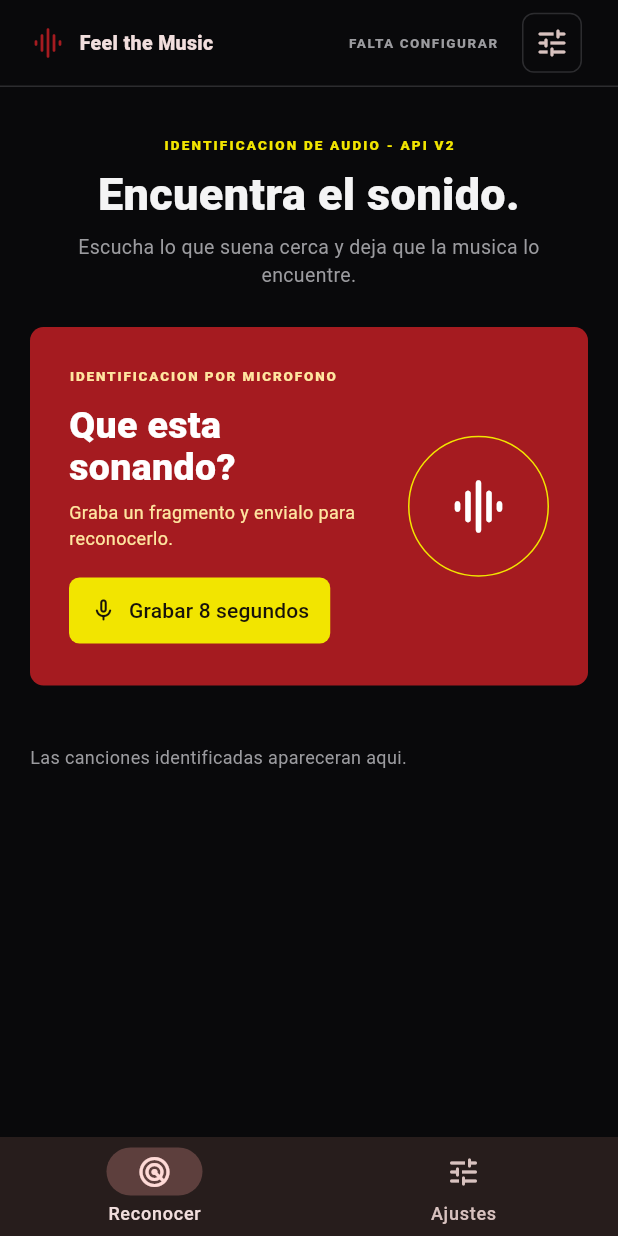
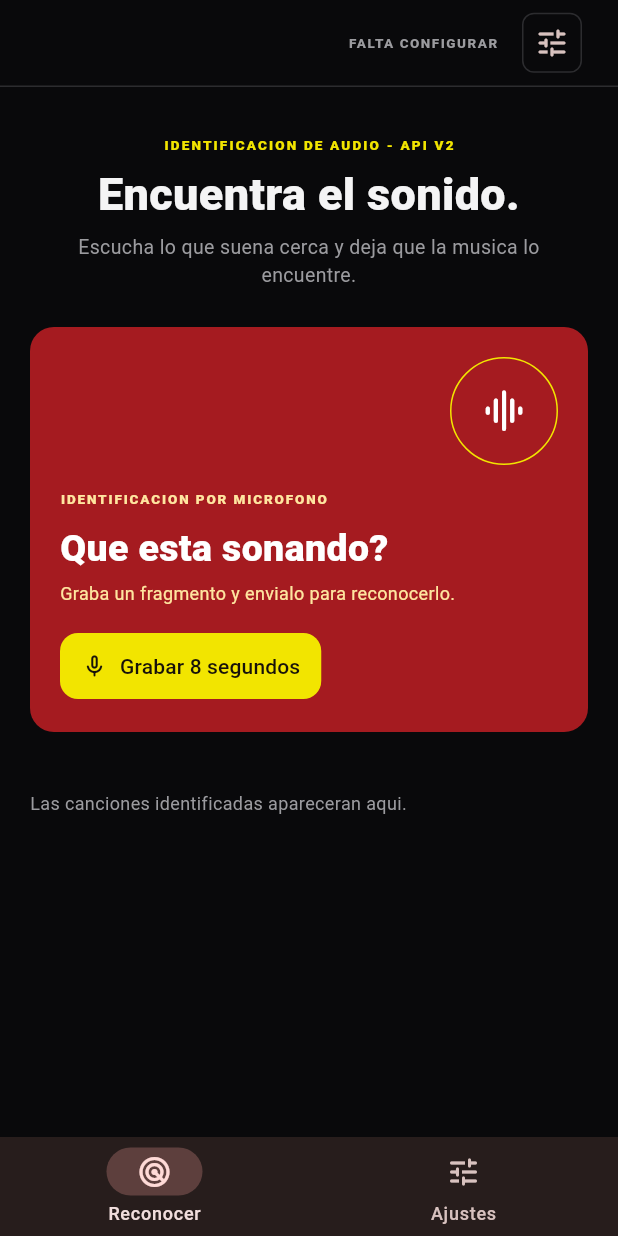
Before and after one commit to ErrorCape8/Shazam-flutter, a Flutter app: the screen it shows after launch, on a phone screen of 412 x 824 dp. Run offline on Flutter 3.47's test engine with Material 3 defaults, Android fonts, the phone set to English and light mode, and no system bars; our stand-ins replace shared_preferences; missing offline and left inert: record.

Commit message:
Widgest de material desing y ajuste de pantalla para moviles

```diff
--- a/lib/features/recognition/presentation/widgets/microphone_panel.dart
+++ b/lib/features/recognition/presentation/widgets/microphone_panel.dart
@@ -19,17 +19,71 @@ class MicrophonePanel extends StatelessWidget {
   @override
   Widget build(BuildContext context) {
     final time = '00:${seconds.toString().padLeft(2, '0')}';
-    return Container(
-      constraints: const BoxConstraints(minHeight: 220),
-      padding: const EdgeInsets.all(26),
-      decoration: BoxDecoration(
+    return LayoutBuilder(
+      builder: (context, constraints) {
+        final compact = constraints.maxWidth < 460;
+        return Card(
+          margin: EdgeInsets.zero,
+          elevation: 0,
           color: AppColors.red,
-        borderRadius: BorderRadius.circular(9),
+          shape: RoundedRectangleBorder(
+            borderRadius: BorderRadius.circular(16),
           ),
-      child: Row(
+          child: Padding(
+            padding: EdgeInsets.all(compact ? 20 : 26),
+            child: compact
+                ? Column(
+                    crossAxisAlignment: CrossAxisAlignment.start,
+                    children: [
+                      Align(
+                        alignment: Alignment.centerRight,
+                        child: _SoundIcon(size: 72),
+                      ),
+                      const SizedBox(height: 16),
+                      _PanelContent(
+                        recording: recording,
+                        busy: busy,
+                        time: time,
+                        onTap: onTap,
+                      ),
+                    ],
+                  )
+                : Row(
                     children: [
                       Expanded(
-            child: Column(
+                        child: _PanelContent(
+                          recording: recording,
+                          busy: busy,
+                          time: time,
+                          onTap: onTap,
+                        ),
+                      ),
+                      const SizedBox(width: 14),
+                      _SoundIcon(size: 94),
+                    ],
+                  ),
+          ),
+        );
+      },
+    );
+  }
+}
+
+class _PanelContent extends StatelessWidget {
+  const _PanelContent({
+    required this.recording,
+    required this.busy,
+    required this.time,
+    required this.onTap,
+  });
+
+  final bool recording;
+  final bool busy;
+  final String time;
+  final VoidCallback onTap;
+
+  @override
+  Widget build(BuildContext context) => Column(
     crossAxisAlignment: CrossAxisAlignment.start,
     mainAxisAlignment: MainAxisAlignment.center,
     children: [
@@ -57,55 +111,47 @@ class MicrophonePanel extends StatelessWidget {
         busy && !recording
             ? 'Procesando el resultado...'
             : 'Graba un fragmento y envialo para reconocerlo.',
-                  style: const TextStyle(
-                    color: Color(0xFFFFE6A0),
-                    fontSize: 12,
-                  ),
+        style: const TextStyle(color: Color(0xFFFFE6A0), fontSize: 12),
       ),
       const SizedBox(height: 16),
       FilledButton.icon(
         onPressed: busy ? null : onTap,
         icon: Icon(
-                    recording
-                        ? Icons.graphic_eq_rounded
-                        : Icons.mic_none_rounded,
+          recording ? Icons.graphic_eq_rounded : Icons.mic_none_rounded,
           size: 18,
         ),
-                  label: Text(
-                    recording ? 'Grabando $time' : 'Grabar 8 segundos',
-                  ),
+        label: Text(recording ? 'Grabando $time' : 'Grabar 8 segundos'),
         style: FilledButton.styleFrom(
           backgroundColor: AppColors.gold,
           foregroundColor: const Color(0xFF17120A),
           disabledBackgroundColor: const Color(0xFFD8CF00),
-                    padding: const EdgeInsets.symmetric(
-                      horizontal: 14,
-                      vertical: 12,
-                    ),
+          padding: const EdgeInsets.symmetric(horizontal: 14, vertical: 12),
           shape: RoundedRectangleBorder(
-                      borderRadius: BorderRadius.circular(7),
+            borderRadius: BorderRadius.circular(12),
           ),
         ),
       ),
     ],
-            ),
-          ),
-          const SizedBox(width: 14),
-          Container(
-            width: 94,
-            height: 94,
+  );
+}
+
+class _SoundIcon extends StatelessWidget {
+  const _SoundIcon({required this.size});
+
+  final double size;
+
+  @override
+  Widget build(BuildContext context) => Container(
+    width: size,
+    height: size,
     decoration: BoxDecoration(
       shape: BoxShape.circle,
       border: Border.all(color: AppColors.gold),
     ),
-            child: const Icon(
+    child: Icon(
       Icons.graphic_eq_rounded,
-              size: 42,
+      size: size * 0.45,
       color: Colors.white,
-            ),
-          ),
-        ],
     ),
   );
 }
-}
--- a/lib/features/recognition/presentation/widgets/recognition_navigation.dart
+++ b/lib/features/recognition/presentation/widgets/recognition_navigation.dart
@@ -16,7 +16,10 @@ class RecognitionHeader extends StatelessWidget {
   final VoidCallback onSettings;
 
   @override
-  Widget build(BuildContext context) => Container(
+  Widget build(BuildContext context) => LayoutBuilder(
+    builder: (context, constraints) {
+      final showBrand = !wide && constraints.maxWidth >= 430;
+      return Container(
         height: 58,
         padding: EdgeInsets.symmetric(horizontal: wide ? 36 : 20),
         decoration: const BoxDecoration(
@@ -24,7 +27,7 @@ class RecognitionHeader extends StatelessWidget {
         ),
         child: Row(
           children: [
-        if (!wide) ...[
+            if (showBrand) ...[
               const Icon(Icons.graphic_eq_rounded, color: AppColors.red),
               const SizedBox(width: 9),
               const Text(
@@ -56,6 +59,8 @@ class RecognitionHeader extends StatelessWidget {
             ),
           ],
         ),
+      );
+    },
   );
 }
 
```
Also changed, not shown: lib/features/recognition/presentation/widgets/track_result.dart (+19 -19 lines), 1 other file. Lines whose indentation alone changed are shown as unchanged.
